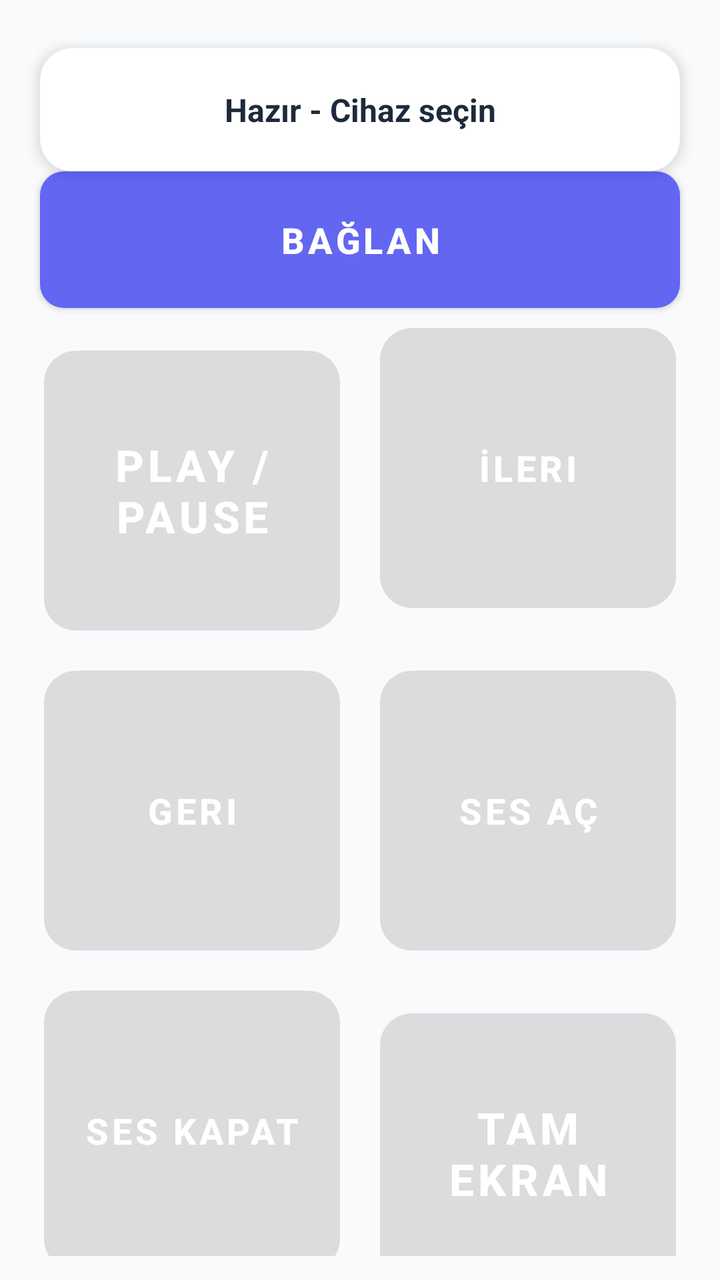
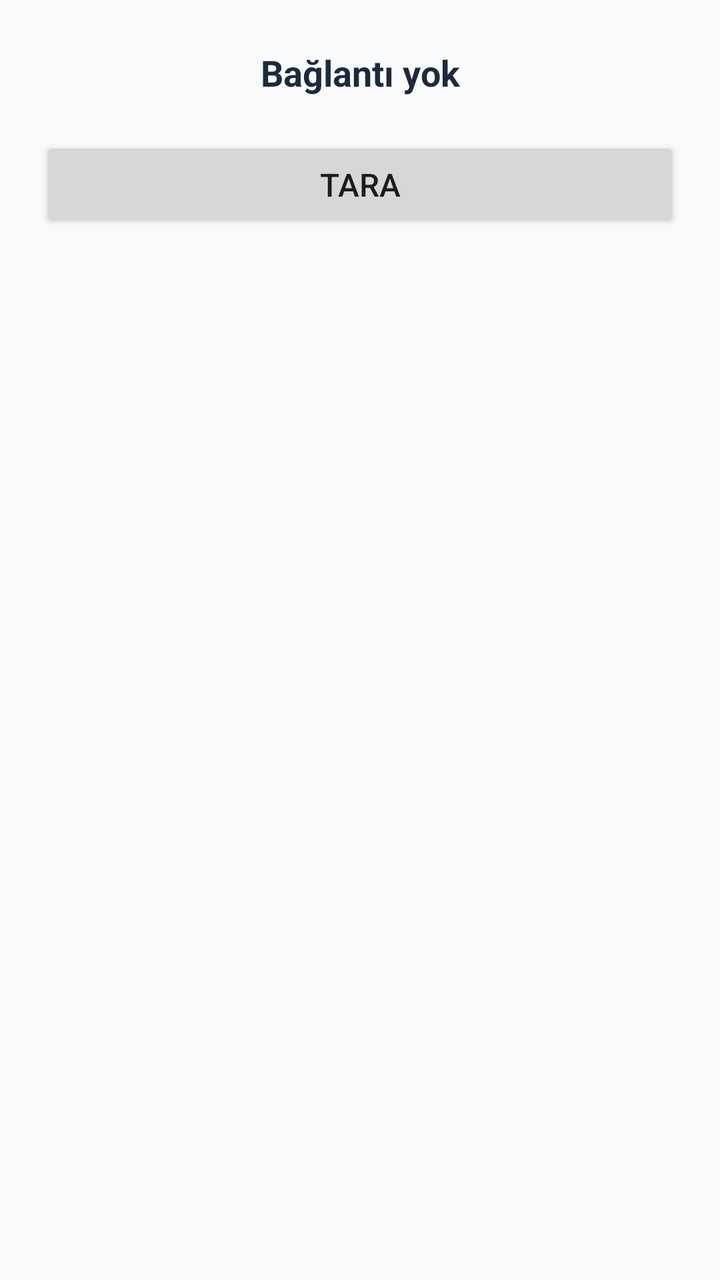

Screens rendered from an Android XML layout before and after an edit, with the pre-edit source and the edit as a unified diff.
<!-- AndroidManifest.xml: activity theme Theme.BluetoothKeyboard -->
<!-- res/layout/activity_main.xml -->
<?xml version="1.0" encoding="utf-8"?>
<androidx.constraintlayout.widget.ConstraintLayout xmlns:android="http://schemas.android.com/apk/res/android"
    xmlns:app="http://schemas.android.com/apk/res-auto"
    xmlns:tools="http://schemas.android.com/tools"
    android:layout_width="match_parent"
    android:layout_height="match_parent"
    android:background="@color/background"
    tools:context=".MainActivity">

    
    <androidx.cardview.widget.CardView
        android:id="@+id/statusCard"
        android:layout_width="0dp"
        android:layout_height="wrap_content"
        android:layout_marginStart="20dp"
        android:layout_marginTop="24dp"
        android:layout_marginEnd="20dp"
        android:layout_marginBottom="20dp"
        app:cardCornerRadius="16dp"
        app:cardElevation="4dp"
        app:cardBackgroundColor="@color/surface"
        app:layout_constraintEnd_toEndOf="parent"
        app:layout_constraintStart_toStartOf="parent"
        app:layout_constraintTop_toTopOf="parent">

        <TextView
            android:id="@+id/statusText"
            android:layout_width="match_parent"
            android:layout_height="wrap_content"
            android:padding="20dp"
            android:gravity="center"
            android:text="@string/status_ready"
            android:textColor="@color/text_primary"
            android:textSize="16sp"
            android:textStyle="bold" />
    </androidx.cardview.widget.CardView>

    
    <com.google.android.material.button.MaterialButton
        android:id="@+id/connectButton"
        style="@style/PrimaryButton"
        android:layout_width="0dp"
        android:layout_height="wrap_content"
        android:layout_marginStart="20dp"
        android:layout_marginEnd="20dp"
        android:layout_marginBottom="24dp"
        android:background="@drawable/button_primary"
        android:text="@string/connect"
        android:textColor="@color/white"
        android:textSize="18sp"
        android:textStyle="bold"
        app:cornerRadius="12dp"
        app:elevation="6dp"
        app:layout_constraintEnd_toEndOf="parent"
        app:layout_constraintStart_toStartOf="parent"
        app:layout_constraintTop_toBottomOf="@id/statusCard" />

    
    <GridLayout
        android:id="@+id/controlGrid"
        android:layout_width="0dp"
        android:layout_height="0dp"
        android:columnCount="2"
        android:rowCount="3"
        android:alignmentMode="alignMargins"
        android:useDefaultMargins="false"
        android:columnOrderPreserved="false"
        android:paddingStart="12dp"
        android:paddingEnd="12dp"
        android:paddingBottom="12dp"
        app:layout_constraintBottom_toBottomOf="parent"
        app:layout_constraintEnd_toEndOf="parent"
        app:layout_constraintStart_toStartOf="parent"
        app:layout_constraintTop_toBottomOf="@id/connectButton">

        
        <com.google.android.material.button.MaterialButton
            android:id="@+id/playPauseButton"
            android:layout_width="0dp"
            android:layout_height="140dp"
            android:layout_columnWeight="2"
            android:layout_margin="10dp"
            android:background="@drawable/button_control_accent"
            android:text="@string/play_pause"
            android:textColor="@color/white"
            android:textSize="22sp"
            android:textStyle="bold"
            android:enabled="false"
            app:cornerRadius="16dp"
            app:elevation="4dp" />

        
        <com.google.android.material.button.MaterialButton
            android:id="@+id/forwardButton"
            android:layout_width="0dp"
            android:layout_height="140dp"
            android:layout_columnWeight="1"
            android:layout_margin="10dp"
            android:background="@drawable/button_control_enabled"
            android:text="@string/forward"
            android:textColor="@color/white"
            android:textSize="18sp"
            android:textStyle="bold"
            android:enabled="false"
            app:cornerRadius="16dp"
            app:elevation="4dp" />

        
        <com.google.android.material.button.MaterialButton
            android:id="@+id/backwardButton"
            android:layout_width="0dp"
            android:layout_height="140dp"
            android:layout_columnWeight="1"
            android:layout_margin="10dp"
            android:background="@drawable/button_control_enabled"
            android:text="@string/backward"
            android:textColor="@color/white"
            android:textSize="18sp"
            android:textStyle="bold"
            android:enabled="false"
            app:cornerRadius="16dp"
            app:elevation="4dp" />

        
        <com.google.android.material.button.MaterialButton
            android:id="@+id/volumeUpButton"
            android:layout_width="0dp"
            android:layout_height="140dp"
            android:layout_columnWeight="1"
            android:layout_margin="10dp"
            android:background="@drawable/button_control_enabled"
            android:text="@string/volume_up"
            android:textColor="@color/white"
            android:textSize="18sp"
            android:textStyle="bold"
            android:enabled="false"
            app:cornerRadius="16dp"
            app:elevation="4dp" />

        
        <com.google.android.material.button.MaterialButton
            android:id="@+id/volumeDownButton"
            android:layout_width="0dp"
            android:layout_height="140dp"
            android:layout_columnWeight="1"
            android:layout_margin="10dp"
            android:background="@drawable/button_control_enabled"
            android:text="@string/volume_down"
            android:textColor="@color/white"
            android:textSize="18sp"
            android:textStyle="bold"
            android:enabled="false"
            app:cornerRadius="16dp"
            app:elevation="4dp" />

        
        <com.google.android.material.button.MaterialButton
            android:id="@+id/fullscreenButton"
            android:layout_width="0dp"
            android:layout_height="140dp"
            android:layout_columnWeight="2"
            android:layout_margin="10dp"
            android:background="@drawable/button_control_accent"
            android:text="@string/fullscreen"
            android:textColor="@color/white"
            android:textSize="22sp"
            android:textStyle="bold"
            android:enabled="false"
            app:cornerRadius="16dp"
            app:elevation="4dp" />

    </GridLayout>

</androidx.constraintlayout.widget.ConstraintLayout>
<!-- resources referenced by this layout -->
<resources>
  <color name="background">#F8FAFC</color>
  <color name="surface">#FFFFFF</color>
  <color name="text_primary">#1E293B</color>
  <color name="white">#FFFFFFFF</color>
  <!-- drawable button_control_accent (drawable) -->
  <?xml version="1.0" encoding="utf-8"?>
  <selector xmlns:android="http://schemas.android.com/apk/res/android">
      <item android:state_enabled="true" android:state_pressed="true">
          <shape android:shape="rectangle">
              <solid android:color="@color/accent_dark" />
              <corners android:radius="16dp" />
          </shape>
      </item>
      <item android:state_enabled="true">
          <shape android:shape="rectangle">
              <solid android:color="@color/accent" />
              <corners android:radius="16dp" />
          </shape>
      </item>
      <item android:state_enabled="false">
          <shape android:shape="rectangle">
              <solid android:color="@color/button_disabled" />
              <corners android:radius="16dp" />
          </shape>
      </item>
  </selector>
  <!-- drawable button_control_enabled (drawable) -->
  <?xml version="1.0" encoding="utf-8"?>
  <selector xmlns:android="http://schemas.android.com/apk/res/android">
      <item android:state_enabled="true" android:state_pressed="true">
          <shape android:shape="rectangle">
              <solid android:color="@color/primary_dark" />
              <corners android:radius="16dp" />
          </shape>
      </item>
      <item android:state_enabled="true">
          <shape android:shape="rectangle">
              <solid android:color="@color/primary" />
              <corners android:radius="16dp" />
          </shape>
      </item>
      <item android:state_enabled="false">
          <shape android:shape="rectangle">
              <solid android:color="@color/button_disabled" />
              <corners android:radius="16dp" />
          </shape>
      </item>
  </selector>
  <!-- drawable button_primary (drawable) -->
  <?xml version="1.0" encoding="utf-8"?>
  <selector xmlns:android="http://schemas.android.com/apk/res/android">
      <item android:state_pressed="true">
          <shape android:shape="rectangle">
              <solid android:color="@color/primary_dark" />
              <corners android:radius="12dp" />
          </shape>
      </item>
      <item>
          <shape android:shape="rectangle">
              <solid android:color="@color/primary" />
              <corners android:radius="12dp" />
          </shape>
      </item>
  </selector>
  <string name="backward">Geri</string>
  <string name="connect">Bağlan</string>
  <string name="forward">İleri</string>
  <string name="fullscreen">Tam Ekran</string>
  <string name="play_pause">Play / Pause</string>
  <string name="status_ready">Hazır - Cihaz seçin</string>
  <string name="volume_down">Ses Kapat</string>
  <string name="volume_up">Ses Aç</string>
  <style name="PrimaryButton" parent="Widget.MaterialComponents.Button">
          <item name="android:textSize">18sp</item>
          <item name="android:textStyle">bold</item>
          <item name="android:padding">16dp</item>
          <item name="cornerRadius">12dp</item>
          <item name="elevation">6dp</item>
          <item name="android:minHeight">64dp</item>
      </style>
  <style name="Theme.BluetoothKeyboard" parent="Theme.MaterialComponents.DayNight.NoActionBar">
          <item name="colorPrimary">@color/primary</item>
          <item name="colorPrimaryDark">@color/primary_dark</item>
          <item name="colorAccent">@color/accent</item>
          <item name="android:statusBarColor">@color/primary_dark</item>
          <item name="android:windowLightStatusBar">false</item>
      </style>
  <color name="accent_dark">#DB2777</color>
  <color name="accent">#EC4899</color>
  <color name="button_disabled">#E2E8F0</color>
  <color name="primary_dark">#4F46E5</color>
  <color name="primary">#6366F1</color>
</resources>

<!-- the commit's change to res/layout/activity_main.xml (unified diff, before → after) -->
@@ -8,167 +8,200 @@
     tools:context=".MainActivity">
 
     
-    <androidx.cardview.widget.CardView
-        android:id="@+id/statusCard"
+    <TextView
+        android:id="@+id/statusText"
         android:layout_width="0dp"
         android:layout_height="wrap_content"
         android:layout_marginStart="20dp"
         android:layout_marginTop="24dp"
         android:layout_marginEnd="20dp"
-        android:layout_marginBottom="20dp"
-        app:cardCornerRadius="16dp"
-        app:cardElevation="4dp"
-        app:cardBackgroundColor="@color/surface"
-        app:layout_constraintEnd_toEndOf="parent"
-        app:layout_constraintStart_toStartOf="parent"
-        app:layout_constraintTop_toTopOf="parent">
-
-        <TextView
-            android:id="@+id/statusText"
-            android:layout_width="match_parent"
-            android:layout_height="wrap_content"
-            android:padding="20dp"
-            android:gravity="center"
-            android:text="@string/status_ready"
-            android:textColor="@color/text_primary"
-            android:textSize="16sp"
-            android:textStyle="bold" />
-    </androidx.cardview.widget.CardView>
-
-    
-    <com.google.android.material.button.MaterialButton
-        android:id="@+id/connectButton"
-        style="@style/PrimaryButton"
-        android:layout_width="0dp"
-        android:layout_height="wrap_content"
-        android:layout_marginStart="20dp"
-        android:layout_marginEnd="20dp"
-        android:layout_marginBottom="24dp"
-        android:background="@drawable/button_primary"
-        android:text="@string/connect"
-        android:textColor="@color/white"
+        android:gravity="center"
+        android:text="Bağlantı yok"
+        android:textColor="@color/text_primary"
         android:textSize="18sp"
         android:textStyle="bold"
-        app:cornerRadius="12dp"
-        app:elevation="6dp"
-        app:layout_constraintEnd_toEndOf="parent"
-        app:layout_constraintStart_toStartOf="parent"
-        app:layout_constraintTop_toBottomOf="@id/statusCard" />
-
-    
-    <GridLayout
-        android:id="@+id/controlGrid"
+        app:layout_constraintEnd_toEndOf="parent"
+        app:layout_constraintStart_toStartOf="parent"
+        app:layout_constraintTop_toTopOf="parent" />
+
+    
+    <LinearLayout
+        android:id="@+id/deviceSelectionContainer"
         android:layout_width="0dp"
         android:layout_height="0dp"
-        android:columnCount="2"
-        android:rowCount="3"
-        android:alignmentMode="alignMargins"
-        android:useDefaultMargins="false"
-        android:columnOrderPreserved="false"
-        android:paddingStart="12dp"
-        android:paddingEnd="12dp"
-        android:paddingBottom="12dp"
+        android:orientation="vertical"
+        android:padding="20dp"
         app:layout_constraintBottom_toBottomOf="parent"
         app:layout_constraintEnd_toEndOf="parent"
         app:layout_constraintStart_toStartOf="parent"
-        app:layout_constraintTop_toBottomOf="@id/connectButton">
-
-        
-        <com.google.android.material.button.MaterialButton
-            android:id="@+id/playPauseButton"
-            android:layout_width="0dp"
-            android:layout_height="140dp"
-            android:layout_columnWeight="2"
-            android:layout_margin="10dp"
-            android:background="@drawable/button_control_accent"
-            android:text="@string/play_pause"
-            android:textColor="@color/white"
-            android:textSize="22sp"
+        app:layout_constraintTop_toBottomOf="@id/statusText">
+
+        <Button
+            android:id="@+id/scanButton"
+            android:layout_width="match_parent"
+            android:layout_height="wrap_content"
+            android:text="Tara"
+            android:textSize="16sp" />
+
+        <ProgressBar
+            android:id="@+id/progressBar"
+            android:layout_width="wrap_content"
+            android:layout_height="wrap_content"
+            android:layout_gravity="center"
+            android:layout_marginTop="16dp"
+            android:visibility="gone" />
+
+        <androidx.recyclerview.widget.RecyclerView
+            android:id="@+id/deviceListRecyclerView"
+            android:layout_width="match_parent"
+            android:layout_height="0dp"
+            android:layout_marginTop="16dp"
+            android:layout_weight="1" />
+
+    </LinearLayout>
+
+    
+    <LinearLayout
+        android:id="@+id/connectionContainer"
+        android:layout_width="0dp"
+        android:layout_height="wrap_content"
+        android:orientation="vertical"
+        android:padding="20dp"
+        android:visibility="gone"
+        app:layout_constraintBottom_toBottomOf="parent"
+        app:layout_constraintEnd_toEndOf="parent"
+        app:layout_constraintStart_toStartOf="parent"
+        app:layout_constraintTop_toBottomOf="@id/statusText">
+
+        <Button
+            android:id="@+id/connectButton"
+            android:layout_width="match_parent"
+            android:layout_height="wrap_content"
+            android:text="Bağlan"
+            android:textSize="18sp" />
+
+        <Button
+            android:id="@+id/retryButton"
+            android:layout_width="match_parent"
+            android:layout_height="wrap_content"
+            android:layout_marginTop="16dp"
+            android:text="Tekrar Dene"
+            android:textSize="18sp"
+            android:visibility="gone" />
+
+        <ProgressBar
+            android:id="@+id/connectionProgressBar"
+            android:layout_width="wrap_content"
+            android:layout_height="wrap_content"
+            android:layout_gravity="center"
+            android:layout_marginTop="16dp"
+            android:visibility="gone" />
+
+    </LinearLayout>
+
+    
+    <LinearLayout
+        android:id="@+id/inputContainer"
+        android:layout_width="0dp"
+        android:layout_height="0dp"
+        android:gravity="center"
+        android:orientation="vertical"
+        android:padding="20dp"
+        android:visibility="gone"
+        app:layout_constraintBottom_toBottomOf="parent"
+        app:layout_constraintEnd_toEndOf="parent"
+        app:layout_constraintStart_toStartOf="parent"
+        app:layout_constraintTop_toBottomOf="@id/statusText">
+
+        
+        <LinearLayout
+            android:layout_width="wrap_content"
+            android:layout_height="wrap_content"
+            android:orientation="vertical"
+            android:gravity="center">
+
+            
+            <Button
+                android:id="@+id/upButton"
+                android:layout_width="120dp"
+                android:layout_height="80dp"
+                android:text="UP"
+                android:textSize="18sp"
+                android:textStyle="bold"
+                android:enabled="false" />
+
+            
+            <LinearLayout
+                android:layout_width="wrap_content"
+                android:layout_height="wrap_content"
+                android:orientation="horizontal">
+
+                <Button
+                    android:id="@+id/leftButton"
+                    android:layout_width="120dp"
+                    android:layout_height="80dp"
+                    android:layout_marginEnd="8dp"
+                    android:text="LEFT"
+                    android:textSize="18sp"
+                    android:textStyle="bold"
+                    android:enabled="false" />
+
+                <Button
+                    android:id="@+id/rightButton"
+                    android:layout_width="120dp"
+                    android:layout_height="80dp"
+                    android:layout_marginStart="8dp"
+                    android:text="RIGHT"
+                    android:textSize="18sp"
+                    android:textStyle="bold"
+                    android:enabled="false" />
+
+            </LinearLayout>
+
+            
+            <Button
+                android:id="@+id/downButton"
+                android:layout_width="120dp"
+                android:layout_height="80dp"
+                android:layout_marginTop="8dp"
+                android:text="DOWN"
+                android:textSize="18sp"
+                android:textStyle="bold"
+                android:enabled="false" />
+
+        </LinearLayout>
+
+        
+        <Button
+            android:id="@+id/enterButton"
+            android:layout_width="match_parent"
+            android:layout_height="100dp"
+            android:layout_marginTop="32dp"
+            android:text="SPACE"
+            android:textSize="24sp"
             android:textStyle="bold"
-            android:enabled="false"
-            app:cornerRadius="16dp"
-            app:elevation="4dp" />
-
-        
-        <com.google.android.material.button.MaterialButton
-            android:id="@+id/forwardButton"
-            android:layout_width="0dp"
-            android:layout_height="140dp"
-            android:layout_columnWeight="1"
-            android:layout_margin="10dp"
-            android:background="@drawable/button_control_enabled"
-            android:text="@string/forward"
-            android:textColor="@color/white"
-            android:textSize="18sp"
+            android:enabled="false" />
+
+        
+        <Button
+            android:id="@+id/fullscreenButton"
+            android:layout_width="match_parent"
+            android:layout_height="80dp"
+            android:layout_marginTop="16dp"
+            android:text="F (Tam Ekran)"
+            android:textSize="20sp"
             android:textStyle="bold"
-            android:enabled="false"
-            app:cornerRadius="16dp"
-            app:elevation="4dp" />
-
-        
-        <com.google.android.material.button.MaterialButton
-            android:id="@+id/backwardButton"
-            android:layout_width="0dp"
-            android:layout_height="140dp"
-            android:layout_columnWeight="1"
-            android:layout_margin="10dp"
-            android:background="@drawable/button_control_enabled"
-            android:text="@string/backward"
-            android:textColor="@color/white"
-            android:textSize="18sp"
-            android:textStyle="bold"
-            android:enabled="false"
-            app:cornerRadius="16dp"
-            app:elevation="4dp" />
-
-        
-        <com.google.android.material.button.MaterialButton
-            android:id="@+id/volumeUpButton"
-            android:layout_width="0dp"
-            android:layout_height="140dp"
-            android:layout_columnWeight="1"
-            android:layout_margin="10dp"
-            android:background="@drawable/button_control_enabled"
-            android:text="@string/volume_up"
-            android:textColor="@color/white"
-            android:textSize="18sp"
-            android:textStyle="bold"
-            android:enabled="false"
-            app:cornerRadius="16dp"
-            app:elevation="4dp" />
-
-        
-        <com.google.android.material.button.MaterialButton
-            android:id="@+id/volumeDownButton"
-            android:layout_width="0dp"
-            android:layout_height="140dp"
-            android:layout_columnWeight="1"
-            android:layout_margin="10dp"
-            android:background="@drawable/button_control_enabled"
-            android:text="@string/volume_down"
-            android:textColor="@color/white"
-            android:textSize="18sp"
-            android:textStyle="bold"
-            android:enabled="false"
-            app:cornerRadius="16dp"
-            app:elevation="4dp" />
-
-        
-        <com.google.android.material.button.MaterialButton
-            android:id="@+id/fullscreenButton"
-            android:layout_width="0dp"
-            android:layout_height="140dp"
-            android:layout_columnWeight="2"
-            android:layout_margin="10dp"
-            android:background="@drawable/button_control_accent"
-            android:text="@string/fullscreen"
-            android:textColor="@color/white"
-            android:textSize="22sp"
-            android:textStyle="bold"
-            android:enabled="false"
-            app:cornerRadius="16dp"
-            app:elevation="4dp" />
-
-    </GridLayout>
+            android:enabled="false" />
+
+        
+        <Button
+            android:id="@+id/disconnectButton"
+            android:layout_width="match_parent"
+            android:layout_height="wrap_content"
+            android:layout_marginTop="24dp"
+            android:text="Bağlantıyı Kes"
+            android:textSize="16sp" />
+
+    </LinearLayout>
 
 </androidx.constraintlayout.widget.ConstraintLayout>
<!-- resource entries referenced after the edit -->
@@ -1,85 +1,7 @@
 <!-- resources referenced by this layout -->
 <resources>
   <color name="background">#F8FAFC</color>
-  <color name="surface">#FFFFFF</color>
   <color name="text_primary">#1E293B</color>
-  <color name="white">#FFFFFFFF</color>
-  <!-- drawable button_control_accent (drawable) -->
-  <?xml version="1.0" encoding="utf-8"?>
-  <selector xmlns:android="http://schemas.android.com/apk/res/android">
-      <item android:state_enabled="true" android:state_pressed="true">
-          <shape android:shape="rectangle">
-              <solid android:color="@color/accent_dark" />
-              <corners android:radius="16dp" />
-          </shape>
-      </item>
-      <item android:state_enabled="true">
-          <shape android:shape="rectangle">
-              <solid android:color="@color/accent" />
-              <corners android:radius="16dp" />
-          </shape>
-      </item>
-      <item android:state_enabled="false">
-          <shape android:shape="rectangle">
-              <solid android:color="@color/button_disabled" />
-              <corners android:radius="16dp" />
-          </shape>
-      </item>
-  </selector>
-  <!-- drawable button_control_enabled (drawable) -->
-  <?xml version="1.0" encoding="utf-8"?>
-  <selector xmlns:android="http://schemas.android.com/apk/res/android">
-      <item android:state_enabled="true" android:state_pressed="true">
-          <shape android:shape="rectangle">
-              <solid android:color="@color/primary_dark" />
-              <corners android:radius="16dp" />
-          </shape>
-      </item>
-      <item android:state_enabled="true">
-          <shape android:shape="rectangle">
-              <solid android:color="@color/primary" />
-              <corners android:radius="16dp" />
-          </shape>
-      </item>
-      <item android:state_enabled="false">
-          <shape android:shape="rectangle">
-              <solid android:color="@color/button_disabled" />
-              <corners android:radius="16dp" />
-          </shape>
-      </item>
-  </selector>
-  <!-- drawable button_primary (drawable) -->
-  <?xml version="1.0" encoding="utf-8"?>
-  <selector xmlns:android="http://schemas.android.com/apk/res/android">
-      <item android:state_pressed="true">
-          <shape android:shape="rectangle">
-              <solid android:color="@color/primary_dark" />
-              <corners android:radius="12dp" />
-          </shape>
-      </item>
-      <item>
-          <shape android:shape="rectangle">
-              <solid android:color="@color/primary" />
-              <corners android:radius="12dp" />
-          </shape>
-      </item>
-  </selector>
-  <string name="backward">Geri</string>
-  <string name="connect">Bağlan</string>
-  <string name="forward">İleri</string>
-  <string name="fullscreen">Tam Ekran</string>
-  <string name="play_pause">Play / Pause</string>
-  <string name="status_ready">Hazır - Cihaz seçin</string>
-  <string name="volume_down">Ses Kapat</string>
-  <string name="volume_up">Ses Aç</string>
-  <style name="PrimaryButton" parent="Widget.MaterialComponents.Button">
-          <item name="android:textSize">18sp</item>
-          <item name="android:textStyle">bold</item>
-          <item name="android:padding">16dp</item>
-          <item name="cornerRadius">12dp</item>
-          <item name="elevation">6dp</item>
-          <item name="android:minHeight">64dp</item>
-      </style>
   <style name="Theme.BluetoothKeyboard" parent="Theme.MaterialComponents.DayNight.NoActionBar">
           <item name="colorPrimary">@color/primary</item>
           <item name="colorPrimaryDark">@color/primary_dark</item>
@@ -87,10 +9,8 @@
           <item name="android:statusBarColor">@color/primary_dark</item>
           <item name="android:windowLightStatusBar">false</item>
       </style>
-  <color name="accent_dark">#DB2777</color>
+  <color name="primary">#6366F1</color>
+  <color name="primary_dark">#4F46E5</color>
   <color name="accent">#EC4899</color>
-  <color name="button_disabled">#E2E8F0</color>
-  <color name="primary_dark">#4F46E5</color>
-  <color name="primary">#6366F1</color>
 </resources>
 
